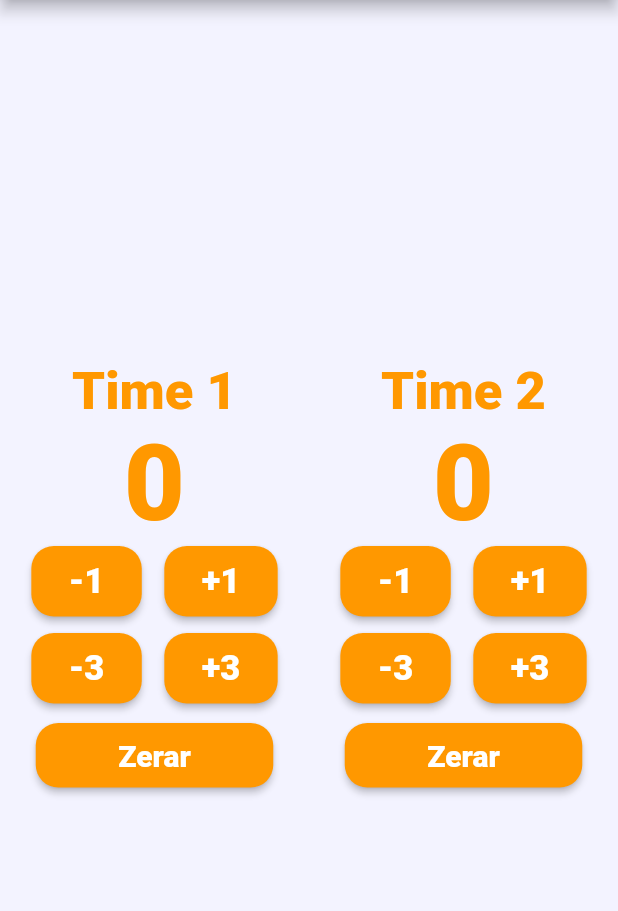
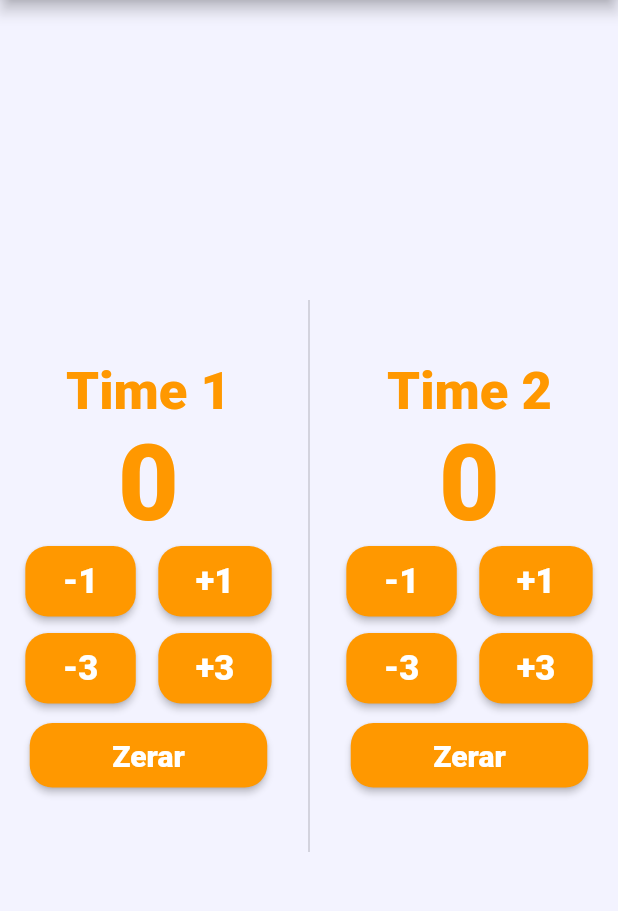
Before and after one commit to danieldellag/MarcadordeTruco, a Flutter app: the screen it shows after launch, after a tap on "Simples", on a phone screen of 412 x 824 dp, the part 84-995 px from its top. Run offline on Flutter 3.47's test engine with Material 2 defaults, Android fonts, the light colour scheme and no system bars.

Commit message:
Padding adicionado ao código

```diff
--- a/lib/main.dart
+++ b/lib/main.dart
@@ -1,5 +1,6 @@
 import 'package:flutter/material.dart';
 import 'package:marcador_truco/simples.dart';
+import 'package:marcador_truco/complexo.dart';
 
 void main() {
   runApp(MaterialApp(
@@ -20,12 +21,25 @@ class Home extends StatelessWidget {
       body:
         SafeArea(
           child: Column(
+            mainAxisAlignment: MainAxisAlignment.spaceEvenly,
             children: [
-              ElevatedButton(
-                onPressed: () {
-                  Navigator.of(context).push(MaterialPageRoute(builder: (_)=>simples()));
-              },
-                 child: Text("Simples")),
+              Center(
+                child: ElevatedButton(
+                  onPressed: () {
+                    Navigator.of(context).push(MaterialPageRoute(builder: (_)=>simples()));
+                  },
+                  child: Text("Simples")
+                ),
+              ),
+
+              Center(
+                child: ElevatedButton(
+                    onPressed: () {
+                      Navigator.of(context).push(MaterialPageRoute(builder: (_)=>complexo()));
+                    },
+                    child: Text("Complexo")
+                ),
+              ),
             ],
           ),
         )
--- a/lib/simples.dart
+++ b/lib/simples.dart
@@ -10,15 +10,19 @@ class simplesState extends State<simples> {
 
   int _pontuacaoTimeUm = 0, _pontuacaoTimeDois = 0;
 
-  Color cor_padrao_um = Colors.orange;
-  Color cor_padrao_dois = const Color(0xf2f2f2ff);
-
   @override
   Widget build (BuildContext context) {
+
+    Color corPadraoUm = Colors.orange;
+    Color corPadraoDois = const Color(0xf2f2f2ff);
+
+    double espacoBotaoTop = 10;
+    double espacoBotaoRight = 15;
+
     return Scaffold(
-        backgroundColor: cor_padrao_dois,
+        backgroundColor: corPadraoDois,
         appBar: AppBar(
-          title: Text("Contador de Truco"),
+          title: const Text("Contador de Truco"),
           centerTitle: true,
           backgroundColor: Colors.orange,
         ),
@@ -29,6 +33,7 @@ class simplesState extends State<simples> {
               Expanded(
                   child: Row(
                     children: [
+                      // Espaço para time 1
                       Expanded(
                         child: Container(
                           child: Column(
@@ -36,14 +41,14 @@ class simplesState extends State<simples> {
                             children: [
                               Text("Time 1",
                                   style: TextStyle(
-                                    color: cor_padrao_um,
+                                    color: corPadraoUm,
                                     fontSize: 35,
                                     fontWeight: FontWeight.w900,
                                   ),
                               ),
                               Text("$_pontuacaoTimeUm",
                                 style: TextStyle(
-                                  color: cor_padrao_um,
+                                  color: corPadraoUm,
                                   fontSize: 70,
                                   fontWeight: FontWeight.w900,
                                 ),
@@ -51,7 +56,9 @@ class simplesState extends State<simples> {
                               Row(
                                 mainAxisAlignment: MainAxisAlignment.center,
                                 children: [
-                                  ElevatedButton(
+                                  Padding(
+                                    padding: EdgeInsets.only(right: espacoBotaoRight),
+                                    child: ElevatedButton(
                                       onPressed: () {
                                         setState(() {
                                           _pontuacaoTimeUm--;
@@ -61,8 +68,8 @@ class simplesState extends State<simples> {
                                         shape: RoundedRectangleBorder(
                                             borderRadius: BorderRadius.circular(15)
                                         ),
-                                      padding: const EdgeInsets.symmetric(horizontal: 25, vertical: 10),
-                                      primary: cor_padrao_um,
+                                        padding: EdgeInsets.symmetric(horizontal: 25, vertical: espacoBotaoTop),
+                                        backgroundColor: corPadraoUm,
                                         textStyle: const TextStyle(
                                           fontWeight: FontWeight.w900,
                                           fontSize: 23,
@@ -70,9 +77,8 @@ class simplesState extends State<simples> {
                                       ),
                                       child: const Text('-1')
                                     ),
-                                  const SizedBox(
-                                    width: 15,
                                   ),
+
                                   ElevatedButton(
                                     onPressed: () {
                                       setState(() {
@@ -83,8 +89,8 @@ class simplesState extends State<simples> {
                                       shape: RoundedRectangleBorder(
                                           borderRadius: BorderRadius.circular(15)
                                       ),
-                                      padding: const EdgeInsets.symmetric(horizontal: 25, vertical: 10),
-                                      primary: cor_padrao_um,
+                                      padding: EdgeInsets.symmetric(horizontal: 25, vertical: espacoBotaoTop),
+                                      backgroundColor: corPadraoUm,
                                       textStyle: const TextStyle(
                                         fontWeight: FontWeight.w900,
                                         fontSize: 23,
@@ -94,13 +100,13 @@ class simplesState extends State<simples> {
                                   ),
                                 ],
                               ),
-                              const SizedBox(
-                                height: 10,
-                              ),
+
                               Row(
                                 mainAxisAlignment: MainAxisAlignment.center,
                                 children: [
-                                  ElevatedButton(
+                                  Padding(
+                                    padding: EdgeInsets.only(right: espacoBotaoRight, top: espacoBotaoTop),
+                                    child:   ElevatedButton(
                                       onPressed: () {
                                         setState(() {
                                           _pontuacaoTimeUm -= 3;
@@ -110,8 +116,8 @@ class simplesState extends State<simples> {
                                         shape: RoundedRectangleBorder(
                                             borderRadius: BorderRadius.circular(15)
                                         ),
-                                      padding: const EdgeInsets.symmetric(horizontal: 25, vertical: 10),
-                                      primary: cor_padrao_um,
+                                        padding: EdgeInsets.symmetric(horizontal: 25, vertical: espacoBotaoTop),
+                                        backgroundColor: corPadraoUm,
                                         textStyle: const TextStyle(
                                           fontWeight: FontWeight.w900,
                                           fontSize: 23,
@@ -119,10 +125,11 @@ class simplesState extends State<simples> {
                                       ),
                                       child: const Text('-3')
                                     ),
-                                  const SizedBox(
-                                    width: 15,
                                   ),
-                                  ElevatedButton(
+
+                                  Padding(
+                                    padding: EdgeInsets.only(top: espacoBotaoTop),
+                                    child: ElevatedButton(
                                       onPressed: () {
                                         setState(() {
                                           _pontuacaoTimeUm += 3;
@@ -132,8 +139,8 @@ class simplesState extends State<simples> {
                                         shape: RoundedRectangleBorder(
                                             borderRadius: BorderRadius.circular(15)
                                         ),
-                                      padding: const EdgeInsets.symmetric(horizontal: 25, vertical: 10),
-                                      primary: cor_padrao_um,
+                                        padding: EdgeInsets.symmetric(horizontal: 25, vertical: espacoBotaoTop),
+                                        backgroundColor: corPadraoUm,
                                         textStyle: const TextStyle(
                                           fontWeight: FontWeight.w900,
                                           fontSize: 23,
@@ -141,12 +148,13 @@ class simplesState extends State<simples> {
                                       ),
                                       child: const Text('+3')
                                     ),
+                                  ),
                                 ],
                               ),
-                              const SizedBox(
-                                height: 10,
-                              ),
-                              ElevatedButton(
+
+                              Padding(
+                                padding: EdgeInsets.only(top: espacoBotaoTop),
+                                child:  ElevatedButton(
                                   onPressed: () {
                                     setState(() {
                                       _pontuacaoTimeUm = 0;
@@ -156,20 +164,31 @@ class simplesState extends State<simples> {
                                       shape: RoundedRectangleBorder(
                                           borderRadius: BorderRadius.circular(15)
                                       ),
-                                  padding: const EdgeInsets.symmetric(horizontal: 55, vertical: 10),
-                                  primary: cor_padrao_um,
-                                  textStyle: TextStyle(
+                                      padding: EdgeInsets.symmetric(horizontal: 55, vertical: espacoBotaoTop),
+                                      backgroundColor: corPadraoUm,
+                                      textStyle: const TextStyle(
                                         fontWeight: FontWeight.w900,
                                         fontSize: 20,
                                       )
                                     ),
                                     child: const Text('Zerar')
                                 ),
+                              ),
                             ],
                           ),
                         ),
                       ),
 
+                      const SizedBox(
+                        //height: 300,
+                        child: VerticalDivider(
+                          color: Colors.black26,
+                          indent: 200,
+                          endIndent: 200,
+                        )
+                      ),
+
+                      // Espaço para time 2
                       Expanded(
                         child: Container(
                           child: Column(
@@ -177,14 +196,14 @@ class simplesState extends State<simples> {
                             children: [
                               Text("Time 2",
                                 style: TextStyle(
-                                  color: cor_padrao_um,
+                                  color: corPadraoUm,
                                   fontSize: 35,
                                   fontWeight: FontWeight.w900,
                                 ),
                               ),
                               Text("$_pontuacaoTimeDois",
                                 style: TextStyle(
-                                  color: cor_padrao_um,
+                                  color: corPadraoUm,
                                   fontSize: 70,
                                   fontWeight: FontWeight.w900,
                                 ),
@@ -192,7 +211,10 @@ class simplesState extends State<simples> {
                               Row(
                                 mainAxisAlignment: MainAxisAlignment.center,
                                 children: [
-                                  ElevatedButton(
+
+                                  Padding(
+                                    padding: EdgeInsets.only(right: espacoBotaoRight),
+                                    child: ElevatedButton(
                                       onPressed: () {
                                         setState(() {
                                           _pontuacaoTimeDois--;
@@ -202,8 +224,8 @@ class simplesState extends State<simples> {
                                           shape: RoundedRectangleBorder(
                                               borderRadius: BorderRadius.circular(15)
                                           ),
-                                        padding: const EdgeInsets.symmetric(horizontal: 25, vertical: 10),
-                                        primary: cor_padrao_um,
+                                          padding: EdgeInsets.symmetric(horizontal: 25, vertical: espacoBotaoTop),
+                                          backgroundColor: corPadraoUm,
                                           textStyle: const TextStyle(
                                             fontWeight: FontWeight.w900,
                                             fontSize: 23,
@@ -211,9 +233,8 @@ class simplesState extends State<simples> {
                                       ),
                                       child: const Text('-1')
                                     ),
-                                  const SizedBox(
-                                    width: 15,
                                   ),
+
                                   ElevatedButton(
                                       onPressed: () {
                                         setState(() {
@@ -224,8 +245,8 @@ class simplesState extends State<simples> {
                                         shape: RoundedRectangleBorder(
                                             borderRadius: BorderRadius.circular(15)
                                         ),
-                                        padding: const EdgeInsets.symmetric(horizontal: 25, vertical: 10),
-                                        primary: cor_padrao_um,
+                                        padding: EdgeInsets.symmetric(horizontal: 25, vertical: espacoBotaoTop),
+                                        backgroundColor: corPadraoUm,
                                         textStyle: const TextStyle(
                                           fontWeight: FontWeight.w900,
                                           fontSize: 23,
@@ -235,13 +256,13 @@ class simplesState extends State<simples> {
                                   ),
                                 ],
                               ),
-                              const SizedBox(
-                                height: 10,
-                              ),
+
                               Row(
                                 mainAxisAlignment: MainAxisAlignment.center,
                                 children: [
-                                  ElevatedButton(
+                                  Padding(
+                                    padding: EdgeInsets.only(top: espacoBotaoTop, right: espacoBotaoRight),
+                                    child: ElevatedButton(
                                       onPressed: () {
                                         setState(() {
                                           _pontuacaoTimeDois -= 3;
@@ -251,8 +272,8 @@ class simplesState extends State<simples> {
                                           shape: RoundedRectangleBorder(
                                               borderRadius: BorderRadius.circular(15)
                                           ),
-                                        padding: const EdgeInsets.symmetric(horizontal: 25, vertical: 10),
-                                        primary: cor_padrao_um,
+                                          padding: EdgeInsets.symmetric(horizontal: 25, vertical: espacoBotaoTop),
+                                          backgroundColor: corPadraoUm,
                                           textStyle: const TextStyle(
                                             fontWeight: FontWeight.w900,
                                             fontSize: 23,
@@ -260,10 +281,11 @@ class simplesState extends State<simples> {
                                       ),
                                       child: const Text('-3')
                                     ),
-                                  const SizedBox(
-                                    width: 15,
                                   ),
-                                  ElevatedButton(
+
+                                  Padding(
+                                    padding: EdgeInsets.only(top: espacoBotaoTop),
+                                    child: ElevatedButton(
                                       onPressed: () {
                                         setState(() {
                                           _pontuacaoTimeDois += 3;
@@ -273,8 +295,8 @@ class simplesState extends State<simples> {
                                           shape: RoundedRectangleBorder(
                                               borderRadius: BorderRadius.circular(15)
                                           ),
-                                        padding: const EdgeInsets.symmetric(horizontal: 25, vertical: 10),
-                                        primary: cor_padrao_um,
+                                          padding: EdgeInsets.symmetric(horizontal: 25, vertical: espacoBotaoTop),
+                                          backgroundColor: corPadraoUm,
                                           textStyle: const TextStyle(
                                             fontWeight: FontWeight.w900,
                                             fontSize: 23,
@@ -282,12 +304,13 @@ class simplesState extends State<simples> {
                                       ),
                                       child: const Text('+3')
                                     ),
+                                  ),
                                 ],
                               ),
-                              const SizedBox(
-                                height: 10,
-                              ),
-                              ElevatedButton(
+
+                              Padding(
+                                padding: EdgeInsets.only(top: espacoBotaoTop),
+                                child: ElevatedButton(
                                   onPressed: () {
                                     setState(() {
                                       _pontuacaoTimeDois = 0;
@@ -297,14 +320,15 @@ class simplesState extends State<simples> {
                                     shape: RoundedRectangleBorder(
                                         borderRadius: BorderRadius.circular(15)
                                     ),
-                                      padding: const EdgeInsets.symmetric(horizontal: 55, vertical: 10),
-                                      primary: cor_padrao_um,
-                                      textStyle: TextStyle(
+                                    padding: EdgeInsets.symmetric(horizontal: 55, vertical: espacoBotaoTop),
+                                    backgroundColor: corPadraoUm,
+                                    textStyle: const TextStyle(
                                       fontWeight: FontWeight.w900,
                                       fontSize: 20,
-                                      )
+                                    ),
                                   ),
                                   child: const Text('Zerar')
+                                ),
                               ),
                             ],
                           ),
```
Lines whose indentation alone changed are shown as unchanged.
